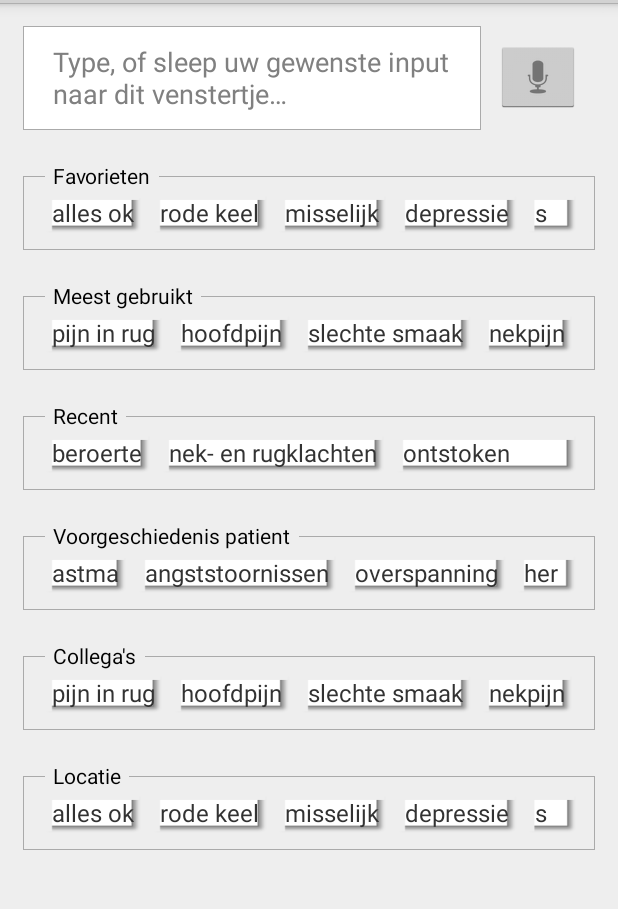
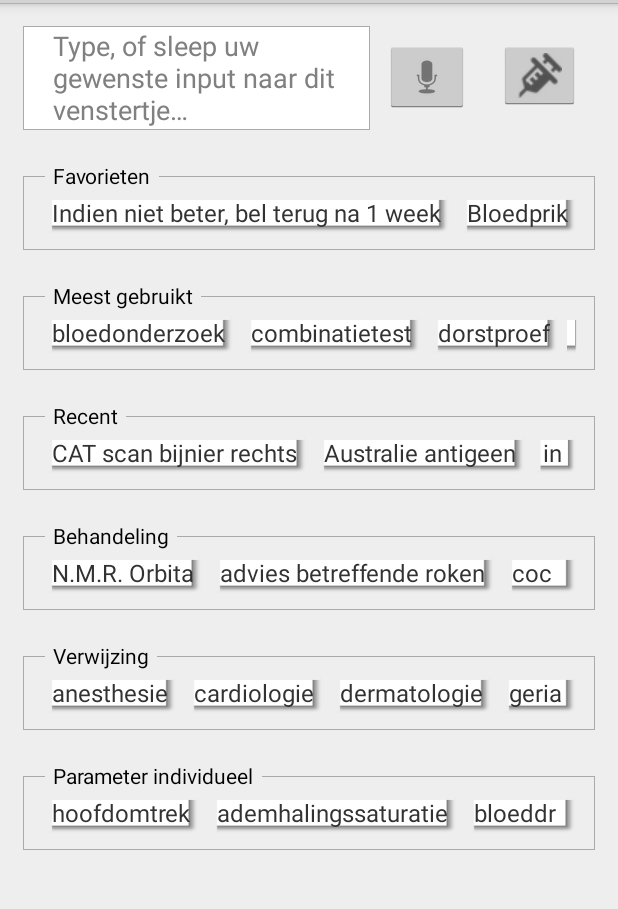
Before and after one commit to AugmentHCI/ICHI2014, an Android app: the fragment PlanningFragment placed in its activity, after a tap on "Toets om via spraak tekst in te geven", on a phone screen of 412 x 824 dp, the part 69-978 px from its top. Run offline under Robolectric (Android 15) with nearby library versions, the phone set to English and light mode, and no system bars; libraries missing offline, so code that uses them is left out: org.askerov.dynamicgid; plain views replace ClearableEditText; 7 statements that could not run were skipped.

Commit message:
draft planning

```diff
--- a/CareConnect/src/main/java/robindecroon/careconnect/ui/soap/PlanningFragment.java
+++ b/CareConnect/src/main/java/robindecroon/careconnect/ui/soap/PlanningFragment.java
@@ -35,27 +35,27 @@ public class PlanningFragment extends SOAPParentFragment {
         initializeInputView();
 
         LinearLayout favorites = (LinearLayout) rootView.findViewById(R.id.planning_favorites_container);
-        for (String suggestion : getResources().getStringArray(R.array.favorites_subjective)) {
+        for (String suggestion : getResources().getStringArray(R.array.planning_favorites)) {
             addWord(favorites, suggestion);
         }
         LinearLayout mostUsed = (LinearLayout) rootView.findViewById(R.id.planning_most_used_container);
-        for (String suggestion : getResources().getStringArray(R.array.most_used_subjective)) {
+        for (String suggestion : getResources().getStringArray(R.array.planning_most_used)) {
             addWord(mostUsed, suggestion);
         }
         LinearLayout recent = (LinearLayout) rootView.findViewById(R.id.planning_recent_container);
-        for (String suggestion : getResources().getStringArray(R.array.recent_subjective)) {
+        for (String suggestion : getResources().getStringArray(R.array.planning_recent)) {
             addWord(recent, suggestion);
         }
-        LinearLayout prehis = (LinearLayout) rootView.findViewById(R.id.planning_prehistory_container);
-        for (String suggestion : getResources().getStringArray(R.array.prehistory_subjective)) {
+        LinearLayout prehis = (LinearLayout) rootView.findViewById(R.id.planning_treatment_container);
+        for (String suggestion : getResources().getStringArray(R.array.planning_treatment)) {
             addWord(prehis, suggestion);
         }
-        LinearLayout colleagues = (LinearLayout) rootView.findViewById(R.id.planning_colleagues_container);
-        for (String suggestion : getResources().getStringArray(R.array.colleagues_subjective)) {
+        LinearLayout colleagues = (LinearLayout) rootView.findViewById(R.id.planning_referal_container);
+        for (String suggestion : getResources().getStringArray(R.array.planning_referal)) {
             addWord(colleagues, suggestion);
         }
-        LinearLayout location = (LinearLayout) rootView.findViewById(R.id.planning_location_container);
-        for (String suggestion : getResources().getStringArray(R.array.favorites_subjective)) {
+        LinearLayout location = (LinearLayout) rootView.findViewById(R.id.planning_parameter_container);
+        for (String suggestion : getResources().getStringArray(R.array.planning_parameter)) {
             addWord(location, suggestion);
         }
 
--- a/CareConnect/src/main/res/layout/fragment_planning.xml
+++ b/CareConnect/src/main/res/layout/fragment_planning.xml
@@ -35,6 +35,17 @@
                 android:layout_marginTop="10dp"
                 android:contentDescription="@string/speech_btn_description"
                 android:src="@android:drawable/ic_btn_speak_now" />
+
+            <ImageButton
+                android:id="@+id/btnVaccination"
+                android:layout_width="wrap_content"
+                android:layout_height="wrap_content"
+                android:layout_margin="10dp"
+                android:layout_marginRight="10dp"
+                android:layout_marginTop="10dp"
+                android:contentDescription="Registreer een vaccinatie"
+                android:scaleType="fitCenter"
+                android:src="@drawable/injection" />
 
         </LinearLayout>
 
@@ -152,7 +163,7 @@
                 android:padding="@dimen/soap_padding">
 
                 <LinearLayout
-                    android:id="@+id/planning_prehistory_container"
+                    android:id="@+id/planning_treatment_container"
                     android:layout_width="match_parent"
                     android:layout_height="match_parent"
                     android:orientation="horizontal"></LinearLayout>
@@ -165,7 +176,7 @@
                 android:layout_height="wrap_content"
                 android:background="@drawable/grey_background_pattern"
                 android:padding="5dp"
-                android:text="@string/prehistory"
+                android:text="@string/treatment"
                 android:layout_marginLeft="30sp"
                 android:textColor="@android:color/black" />
 
@@ -185,7 +196,7 @@
                 android:padding="@dimen/soap_padding">
 
                 <LinearLayout
-                    android:id="@+id/planning_colleagues_container"
+                    android:id="@+id/planning_referal_container"
                     android:layout_width="match_parent"
                     android:layout_height="match_parent"
                     android:orientation="horizontal"></LinearLayout>
@@ -198,7 +209,7 @@
                 android:layout_height="wrap_content"
                 android:background="@drawable/grey_background_pattern"
                 android:padding="5dp"
-                android:text="@string/colleagues"
+                android:text="@string/referal"
                 android:layout_marginLeft="30sp"
                 android:textColor="@android:color/black" />
 
@@ -218,7 +229,7 @@
                 android:padding="@dimen/soap_padding">
 
                 <LinearLayout
-                    android:id="@+id/planning_location_container"
+                    android:id="@+id/planning_parameter_container"
                     android:layout_width="match_parent"
                     android:layout_height="match_parent"
                     android:orientation="horizontal"></LinearLayout>
@@ -231,7 +242,7 @@
                 android:layout_height="wrap_content"
                 android:background="@drawable/grey_background_pattern"
                 android:padding="5dp"
-                android:text="@string/location"
+                android:text="@string/individual_parameter"
                 android:layout_marginLeft="30sp"
                 android:textColor="@android:color/black" />
 
--- a/CareConnect/src/main/res/values/strings.xml
+++ b/CareConnect/src/main/res/values/strings.xml
@@ -339,6 +339,68 @@
         <item>glimepiride</item>
     </string-array>
 
+    <string-array name="planning_favorites">
+        <item>Indien niet beter, bel terug na 1 week</item>
+        <item>Bloedprikken</item>
+        <item>rontgenfoto\'s</item>
+        <item>verwijzing naar specialist</item>
+        <item>behandeling met medicatiekuur</item>
+        <item>myectomie</item>
+    </string-array>
+
+    <string-array name="planning_most_used">
+        <item>bloedonderzoek</item>
+        <item>combinatietest</item>
+        <item>dorstproef</item>
+        <item>vlokkentest</item>
+        <item>advies betreffende voeding</item>
+        <item>advies dragen lenzen/bril</item>
+        <item>bepalen individueel risicoprofiel</item>
+    </string-array>
+
+    <string-array name="planning_recent">
+        <item>CAT scan bijnier rechts</item>
+        <item>Australie antigeen</item>
+        <item>ingreep neus keel</item>
+        <item>vlokkentest</item>
+        <item>arbeidsongeschikt</item>
+        <item>advies betreffende kindervoeding</item>
+    </string-array>
+
+    <string-array name="planning_treatment">
+        <item>N.M.R. Orbita</item>
+        <item>advies betreffende roken</item>
+        <item>cocktail mfl</item>
+        <item>bevalling met forceps</item>
+        <item>afschrapen cornea</item>
+        <item>advies glucosemonitoring</item>
+    </string-array>
+
+    <string-array name="planning_referal">
+        <item>anesthesie</item>
+        <item>cardiologie</item>
+        <item>dermatologie</item>
+        <item>geriatrie</item>
+        <item>pediatrie</item>
+        <item>radiologie</item>
+        <item>revalidatie</item>
+        <item>intensieve zorgen</item>
+        <item>neurologie</item>
+        <item>inwendige geneeskunde</item>
+    </string-array>
+
+    <string-array name="planning_parameter">
+        <item>hoofdomtrek</item>
+        <item>ademhalingssaturatie</item>
+        <item>bloeddruk</item>
+        <item>amfetamines</item>
+        <item>histone</item>
+        <item>peak-flow</item>
+        <item>stikstofwisselingen</item>
+        <item>gewicht</item>
+        <item>genetische testen</item>
+    </string-array>
+
     <string name="title_activity_message">MessageActivity</string>
     <string name="title_activity_master_drawer">MasterDrawerActivity</string>
     <string name="hello_world">Hello world!</string>
@@ -424,4 +486,7 @@
     <string name="barcode_description">Scan de barcode van doosje medicatie in.</string>
     <string name="by">door</string>
     <string name="third_payer">Derde betaler</string>
+    <string name="treatment">Behandeling</string>
+    <string name="referal">Verwijzing</string>
+    <string name="individual_parameter">Parameter individueel</string>
 </resources>
```
Also changed, not shown: CareConnect/src/main/res/drawable/injection.png (added).
